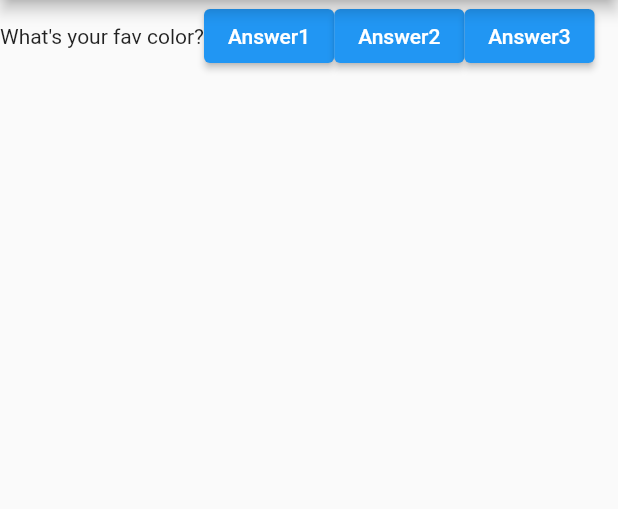
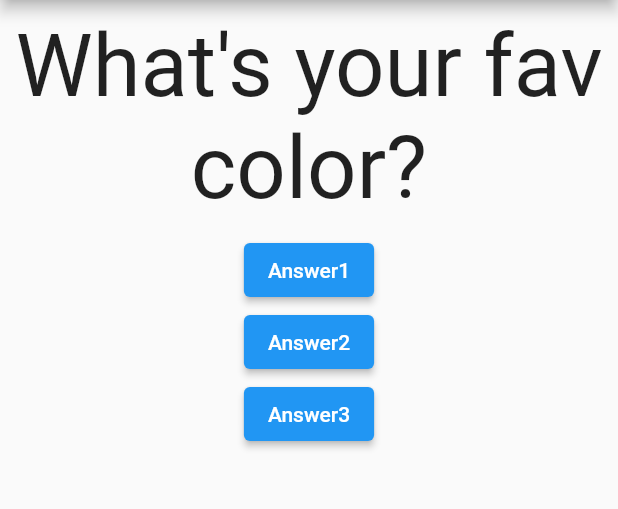
Before and after one commit to addod19/flutterQuizApp, a Flutter app: the screen it shows after launch, on a phone screen of 412 x 824 dp, the part 84-593 px from its top. Run offline on Flutter 3.47's test engine with Material 2 defaults, Android fonts, the phone set to English and light mode, and no system bars.

Commit message:
Add styling to our question widget

```diff
--- a/lib/main.dart
+++ b/lib/main.dart
@@ -35,7 +35,7 @@ class _MyAppState extends State<MyApp> {
         appBar: AppBar(
           title: Text('My first flutter App'),
         ),
-        body: Row(
+        body: Column(
           children: [
             Question(questions[_questionIndex]),
             ElevatedButton(
--- a/lib/question.dart
+++ b/lib/question.dart
@@ -1,12 +1,20 @@
 import 'package:flutter/material.dart';
 
 class Question extends StatelessWidget {
-  String questionText;
+  final String questionText;
 
   Question(this.questionText); // postionional arguments
 
   @override
   Widget build(BuildContext context) {
-    return Text(questionText);
+    return Container(
+      width: double.infinity,
+      margin: EdgeInsets.all(10),
+      child: Text(
+        questionText,
+        style: TextStyle(fontSize: 58),
+        textAlign: TextAlign.center,
+      ),
+    );
   }
 }
```
